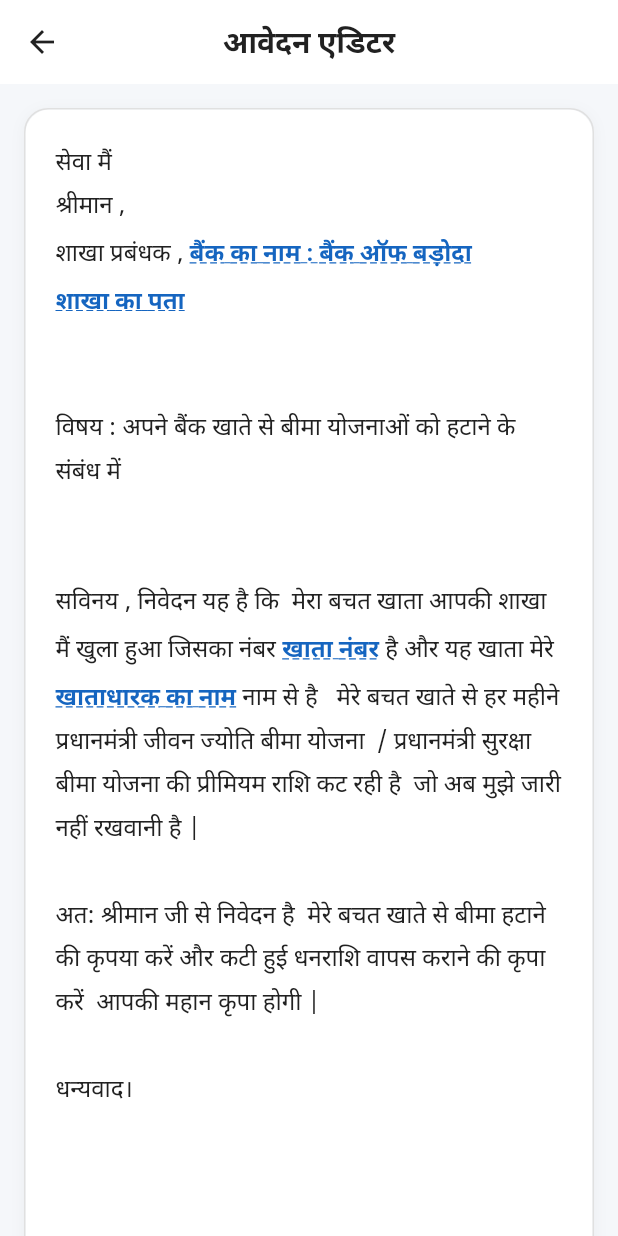
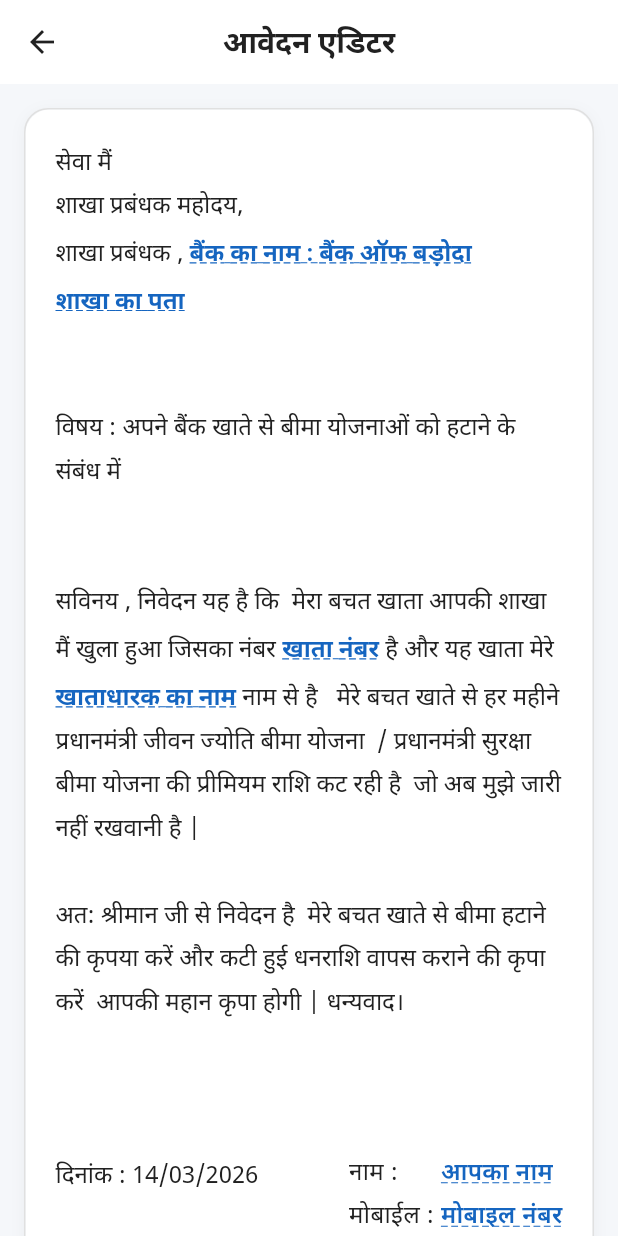
Before and after one commit to Samoon-Digital/pdftyping, a Flutter app: the ApplicationEditorScreen screen opened directly, on a phone screen of 412 x 824 dp. Run offline on Flutter 3.47's test engine with Material 3 defaults, Android fonts, the phone set to English and light mode, and no system bars; our stand-ins replace google_mobile_ads, pdf, printing, shared_preferences; missing offline and left inert: syncfusion_flutter_pdfviewer; accounts and stored records are empty.

Commit message:
bima layout fixed

```diff
--- a/lib/screens/application_editor_screen.dart
+++ b/lib/screens/application_editor_screen.dart
@@ -77,7 +77,7 @@
 
     return [
       const _TextSegment('सेवा मैं', false),
-      const _TextSegment('\nश्रीमान ,', false),
+      const _TextSegment('\nशाखा प्रबंधक महोदय,', false),
       const _TextSegment('\nशाखा प्रबंधक , ', false),
       _TextSegment(branch.isEmpty ? 'शाखा का नाम' : branch, branch.isEmpty),
       const _TextSegment('\n', false),
@@ -104,10 +104,9 @@
       ),
       const _TextSegment('\n\n', false),
       const _TextSegment(
-        'अत: श्रीमान जी से निवेदन है  मेरे बचत खाते से बीमा हटाने की कृपया करें और कटी हुई धनराशि वापस कराने की कृपा  करें  आपकी महान कृपा होगी |',
+        'अत: श्रीमान जी से निवेदन है  मेरे बचत खाते से बीमा हटाने की कृपया करें और कटी हुई धनराशि वापस कराने की कृपा  करें  आपकी महान कृपा होगी | धन्यवाद।',
         false,
       ),
-      const _TextSegment('\n\nधन्यवाद।', false),
     ];
   }
 
```
